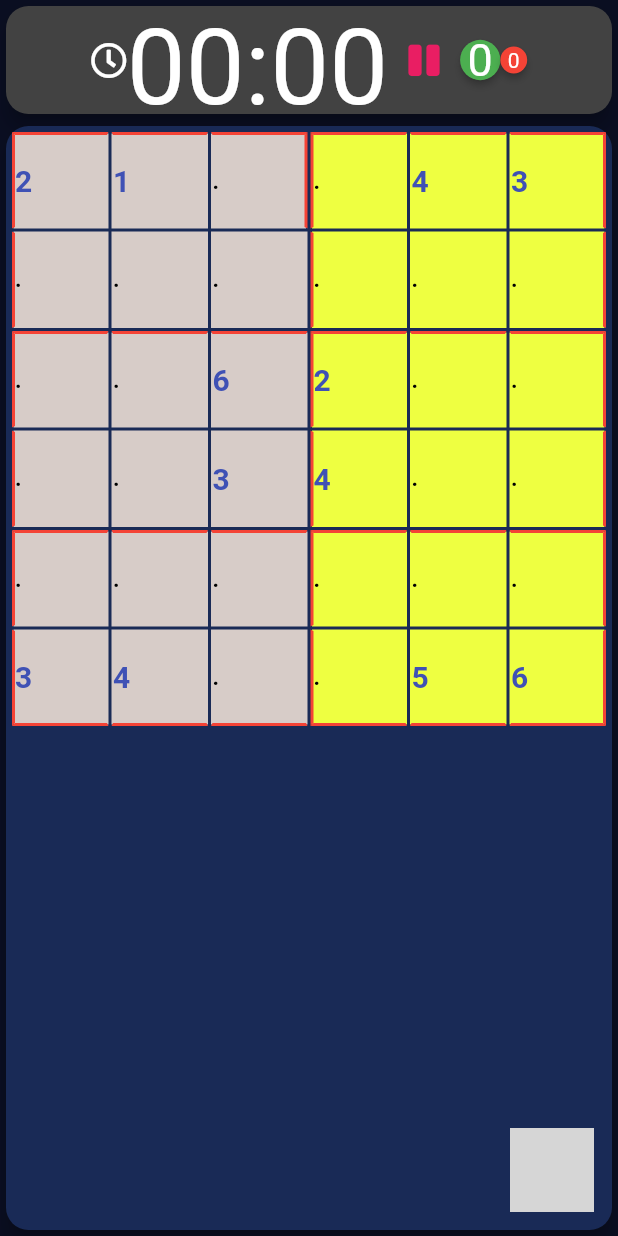
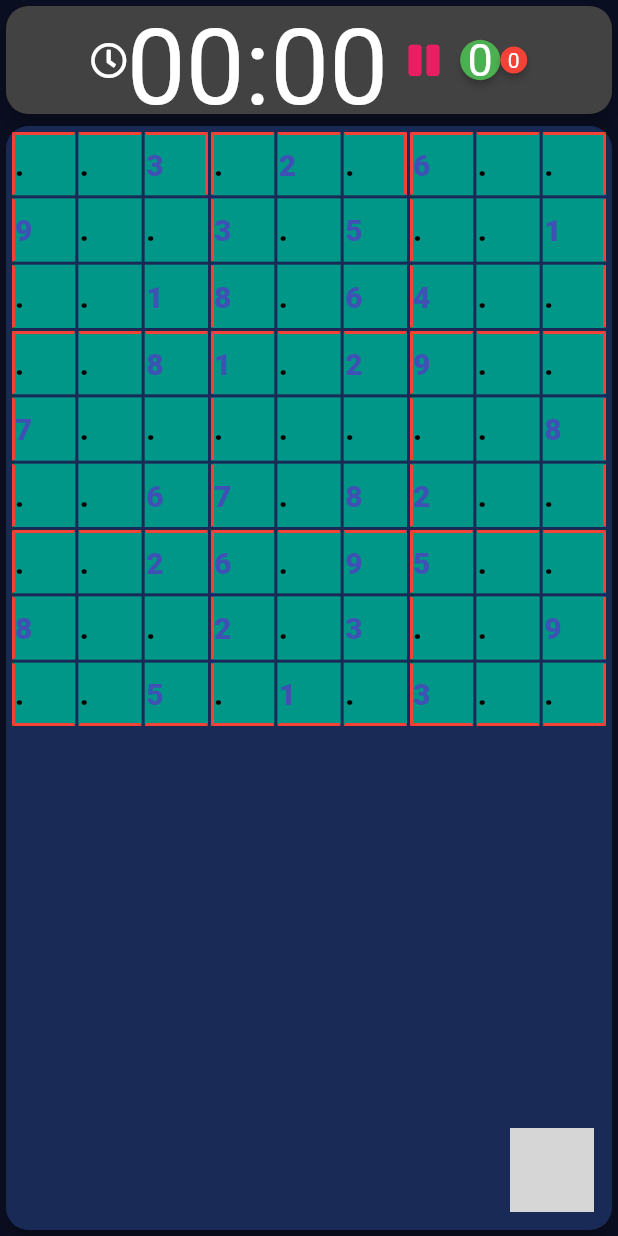
Before and after one commit to tarunvignesh/fsudoku, a Flutter app: the screen it shows after launch, on a phone screen of 412 x 824 dp. Run offline on Flutter 3.47's test engine with Material 2 defaults, Android fonts, the phone set to English and light mode, and no system bars; drawn by our look-alikes of badges; our stand-ins replace awesome_dialog, font_awesome_flutter, logger; missing offline and left inert: bmi_calculator, fab_circular_menu, floating_action_bubble, flutter_grid_button; Roboto replaces fonts that are missing (Bebas Neue); grey boxes are pictures that could not be loaded.

Commit message:
made the squares single color. increased font size for correct/incorrect inputs.

```diff
--- a/lib/main.dart
+++ b/lib/main.dart
@@ -33,15 +33,15 @@ class _SudokuAppState extends State<SudokuApp> {
   SudokuCell SelectedCell;
   PuzzleBoardProps puzzleProps;
 
-  SudokuBrain _sb =
-      new SudokuBrain(r: 6, c: 6, grid: "21--43--------62----34--------34--56");
+  // SudokuBrain _sb =
+  //     new SudokuBrain(r: 6, c: 6, grid: "21--43--------62----34--------34--56");
 
-  // SudokuBrain _sb = new SudokuBrain(
-  //     r: 9,
-  //     c: 9,
-  //     grid:
-  //         "003020600900305001001806400008102900700000008006708200002609500800203009005010300");
-  // '.8..4....3......1........2...5...4.69..1..8..2...........3.9....6....5.....2.....');
+  SudokuBrain _sb = new SudokuBrain(
+      r: 9,
+      c: 9,
+      grid:
+          "003020600900305001001806400008102900700000008006708200002609500800203009005010300");
+  //'.8..4....3......1........2...5...4.69..1..8..2...........3.9....6....5.....2.....');
 
   List<SudokuCell> _ScreenGrid;
   // Assisted mode -> Display only possible values in the pop up menu
@@ -190,7 +190,8 @@ class _SudokuAppState extends State<SudokuApp> {
       Colors.white,
       Colors.orangeAccent,
     ];
-    return (idx % 2 == 0) ? Colors.brown[100] : Colors.limeAccent;
+  //  return (idx % 2 == 0) ? Colors.brown[100] : Colors.limeAccent;
+     return Colors.teal;
   }
 
   void _showPencilMenuItems(SudokuCell _cell) {
@@ -458,15 +459,15 @@ class _SudokuAppState extends State<SudokuApp> {
 
                         child: Row(
                           children: [
-                            _cell.notedVals.isNotEmpty ? FaIcon(FontAwesomeIcons.pencilAlt) : Container(),
+                          //  _cell.notedVals.isNotEmpty ? FaIcon(FontAwesomeIcons.pencilAlt) : Container(),
 
                             Text(
                               _cell.notedVals.isNotEmpty
                                   ? _cell.notedVals.join(",")
                                   : _cell.val.toString(),
                               style: TextStyle(
-                                  fontSize: _cell.isCorrect ? 20 : 15,
-                                  fontWeight: FontWeight.bold,
+                                  fontSize: _cell.notedVals.isNotEmpty ?  15:20,
+                                  fontWeight: FontWeight.w900,
                                   color: _cell.tClr),
                             ),
                           ],
```
